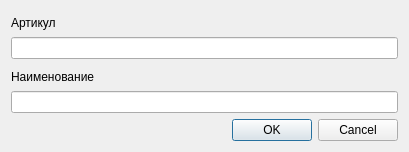
This is src/ProductInputDialog.ui in Nodens-LOTGA/CircuitTester as Qt 5 draws it before an edit. The edited form follows.
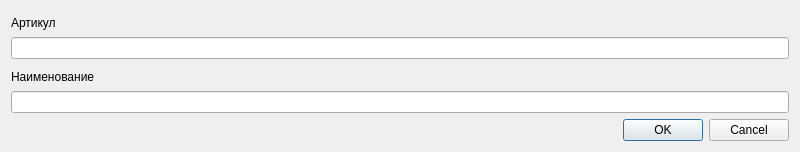
This is the edited form.

What changed in the file:
```diff
--- a/src/ProductInputDialog.ui
+++ b/src/ProductInputDialog.ui
@@ -6,7 +6,7 @@
    <rect>
     <x>0</x>
     <y>0</y>
-    <width>409</width>
+    <width>800</width>
     <height>152</height>
    </rect>
   </property>
@@ -16,6 +16,12 @@
     <verstretch>0</verstretch>
    </sizepolicy>
   </property>
+  <property name="minimumSize">
+   <size>
+    <width>800</width>
+    <height>0</height>
+   </size>
+  </property>
   <property name="windowTitle">
    <string>Введите название жугта</string>
   </property>
```
